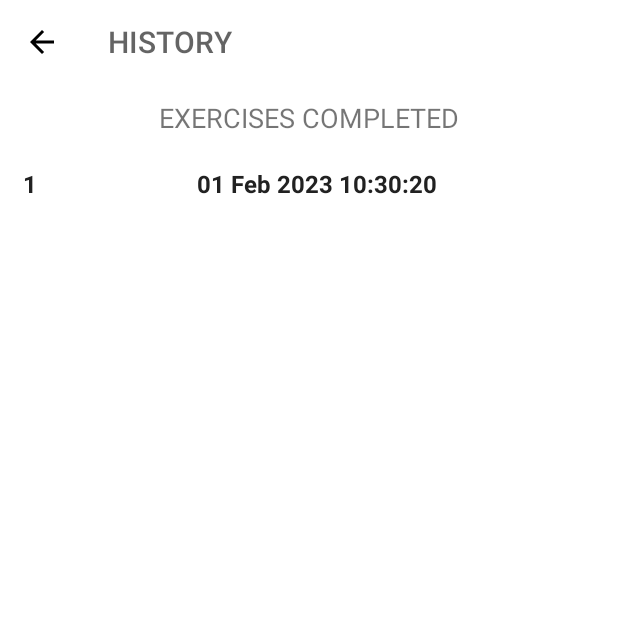
After one commit to wet-creation/WorkOutApp, an Android app: the HistoryActivity screen opened directly, with no data from a screen before it, on a phone screen of 412 x 824 dp, the top half of it. The commit adds this screen. Run offline under Robolectric (Android 15) with nearby library versions, the light colour scheme and no system bars; our stand-ins replace Room's generated code.

Commit message:
history activity finished

```diff
--- /dev/null
+++ b/app/src/main/java/com/misha/a7minutesapp/WorkOutApp.kt
@@ -0,0 +1,10 @@
+package com.misha.a7minutesapp
+
+import android.app.Application
+import com.misha.a7minutesapp.database.history.HistoryDatabase
+
+class WorkOutApp:Application() {
+    val db by lazy {
+        HistoryDatabase.getInstance(this)
+    }
+}
--- a/app/src/main/java/com/misha/a7minutesapp/activities/BmiActivity.kt
+++ b/app/src/main/java/com/misha/a7minutesapp/activities/BmiActivity.kt
@@ -24,6 +24,7 @@ class BmiActivity : AppCompatActivity() {
         setSupportActionBar(binding?.toolbarBmi)
         if (supportActionBar != null){
             supportActionBar?.setDisplayHomeAsUpEnabled(true)
+            supportActionBar?.title = "BMI CALCULATOR"
         }
         binding?.toolbarBmi?.setNavigationOnClickListener {
           onBackPressed()
--- /dev/null
+++ b/app/src/main/java/com/misha/a7minutesapp/activities/HistoryActivity.kt
@@ -0,0 +1,58 @@
+package com.misha.a7minutesapp.activities
+
+import android.os.Bundle
+import android.view.View
+import androidx.appcompat.app.AppCompatActivity
+import androidx.lifecycle.lifecycleScope
+import androidx.recyclerview.widget.LinearLayoutManager
+import androidx.recyclerview.widget.RecyclerView
+import com.misha.a7minutesapp.WorkOutApp
+import com.misha.a7minutesapp.addapter.HistoryAdapter
+import com.misha.a7minutesapp.database.history.HistoryDao
+import com.misha.a7minutesapp.databinding.ActivityHistoryBinding
+import kotlinx.coroutines.launch
+
+class HistoryActivity : AppCompatActivity() {
+    private var bind:ActivityHistoryBinding? = null
+    override fun onCreate(savedInstanceState: Bundle?) {
+        super.onCreate(savedInstanceState)
+        bind = ActivityHistoryBinding.inflate(layoutInflater)
+        setContentView(bind?.root)
+        setSupportActionBar(bind?.toolbarHistory)
+        if (supportActionBar != null){
+            supportActionBar?.setDisplayHomeAsUpEnabled(true)
+            supportActionBar?.title = "HISTORY"
+        }
+        bind?.toolbarHistory?.setNavigationOnClickListener {
+           onBackPressed()
+        }
+        val historyDao = (application as WorkOutApp).db.historyDao()
+        getAllDates(historyDao)
+
+    }
+    private fun getAllDates(dao: HistoryDao){
+        lifecycleScope.launch {
+            dao.fetchAllDates().collect{
+                if (it.isNotEmpty()) {
+                    val list = ArrayList(it)
+                    bind?.tvNoDataAvailable?.visibility = View.GONE
+                    bind?.tvHistory?.visibility = View.VISIBLE
+                    bind?.rvHistory?.visibility = View.VISIBLE
+                    bind?.rvHistory?.layoutManager = LinearLayoutManager(this@HistoryActivity,
+                        RecyclerView.VERTICAL,true)
+                    bind?.rvHistory?.adapter = HistoryAdapter(list)
+                }
+                else{
+                    bind?.tvNoDataAvailable?.visibility = View.VISIBLE
+                    bind?.tvHistory?.visibility = View.GONE
+                    bind?.rvHistory?.visibility = View.GONE
+                }
+            }
+        }
+    }
+
+    override fun onDestroy() {
+        super.onDestroy()
+        bind = null
+    }
+}
--- a/app/src/main/java/com/misha/a7minutesapp/activities/MainActivity.kt
+++ b/app/src/main/java/com/misha/a7minutesapp/activities/MainActivity.kt
@@ -22,6 +22,10 @@ class MainActivity : AppCompatActivity() {
             val intent = Intent(this, BmiActivity::class.java)
             startActivity(intent)
         }
+        binding?.flCalendar?.setOnClickListener {
+            val intent = Intent(this, HistoryActivity::class.java)
+            startActivity(intent)
+        }
     }
 
     override fun onDestroy() {
--- /dev/null
+++ b/app/src/main/java/com/misha/a7minutesapp/addapter/HistoryAdapter.kt
@@ -0,0 +1,38 @@
+package com.misha.a7minutesapp.addapter
+
+import android.annotation.SuppressLint
+import android.graphics.Color
+import android.view.LayoutInflater
+import android.view.ViewGroup
+import androidx.core.content.ContextCompat
+import androidx.recyclerview.widget.RecyclerView
+import com.misha.a7minutesapp.R
+import com.misha.a7minutesapp.database.history.HistoryEntity
+import com.misha.a7minutesapp.databinding.ItemHistoryBinding
+
+class HistoryAdapter(private val list:ArrayList<HistoryEntity>):RecyclerView.Adapter<HistoryAdapter.ViewHolder>() {
+    class ViewHolder(binding: ItemHistoryBinding):RecyclerView.ViewHolder(binding.root){
+        val layout = binding.llHistoryItemMain
+        val pos = binding.tvPosition
+        val date = binding.tvItem
+    }
+
+    override fun onCreateViewHolder(parent: ViewGroup, viewType: Int): ViewHolder {
+       return ViewHolder(ItemHistoryBinding.inflate(LayoutInflater.from(parent.context),parent,false))
+    }
+
+    @SuppressLint("SetTextI18n")
+    override fun onBindViewHolder(holder: ViewHolder, position: Int) {
+        holder.pos.text = (list.size - position).toString()
+        holder.date.text = list[position].date
+        if (position % 2 == 0)
+            holder.layout.setBackgroundColor(ContextCompat.getColor(holder.itemView.context, R.color.white))
+        else
+            holder.layout.setBackgroundColor(Color.parseColor("#EBEBEB"))
+
+    }
+
+    override fun getItemCount(): Int {
+       return list.size
+    }
+}
--- /dev/null
+++ b/app/src/main/java/com/misha/a7minutesapp/database/history/HistoryDao.kt
@@ -0,0 +1,16 @@
+package com.misha.a7minutesapp.database.history
+
+import androidx.room.Dao
+import androidx.room.Insert
+import androidx.room.Query
+import kotlinx.coroutines.flow.Flow
+
+@Dao
+interface HistoryDao {
+    @Insert
+   suspend fun insert(historyEntity: HistoryEntity)
+
+    @Query("SELECT * FROM `history-table`")
+    fun fetchAllDates():Flow<List<HistoryEntity>>
+
+}
--- /dev/null
+++ b/app/src/main/java/com/misha/a7minutesapp/database/history/HistoryEntity.kt
@@ -0,0 +1,10 @@
+package com.misha.a7minutesapp.database.history
+
+import androidx.room.Entity
+import androidx.room.PrimaryKey
+
+@Entity(tableName = "history-table")
+data class HistoryEntity(
+    @PrimaryKey
+    val date:String,
+)
--- /dev/null
+++ b/app/src/main/res/layout/activity_history.xml
@@ -0,0 +1,54 @@
+<?xml version="1.0" encoding="utf-8"?>
+<androidx.constraintlayout.widget.ConstraintLayout xmlns:android="http://schemas.android.com/apk/res/android"
+    xmlns:app="http://schemas.android.com/apk/res-auto"
+    xmlns:tools="http://schemas.android.com/tools"
+    android:layout_width="match_parent"
+    android:layout_height="match_parent"
+    tools:context=".activities.HistoryActivity">
+    <androidx.appcompat.widget.Toolbar
+        android:id="@+id/toolbarHistory"
+        android:layout_width="match_parent"
+        android:layout_height="?android:attr/actionBarSize"
+        android:background="@color/white"
+        android:theme="@style/toolbar"
+        app:layout_constraintEnd_toEndOf="parent"
+        app:layout_constraintStart_toStartOf="parent"
+        app:layout_constraintTop_toTopOf="parent"
+        app:titleTextColor="@color/primary">
+
+    </androidx.appcompat.widget.Toolbar>
+
+    <TextView
+        app:layout_constraintTop_toBottomOf="@id/toolbarHistory"
+        android:id="@+id/tvHistory"
+        android:layout_width="match_parent"
+        android:layout_height="wrap_content"
+        android:layout_margin="10dp"
+        android:gravity="center"
+        android:text="EXERCISES COMPLETED"
+        android:textSize="18sp"
+        android:visibility="gone"
+        tools:visibility="visible" />
+
+    <androidx.recyclerview.widget.RecyclerView
+        app:layout_constraintTop_toBottomOf="@id/tvHistory"
+        android:id="@+id/rvHistory"
+        android:layout_width="match_parent"
+        android:layout_height="wrap_content"
+        android:layout_marginTop="5dp"
+        android:visibility="gone"
+        tools:visibility="visible" />
+
+    <TextView
+        app:layout_constraintTop_toBottomOf="@id/toolbarHistory"
+        app:layout_constraintBottom_toBottomOf="parent"
+        android:id="@+id/tvNoDataAvailable"
+        android:layout_width="match_parent"
+        android:layout_height="wrap_content"
+        android:gravity="center"
+        android:text="NO DATA AVAILABLE"
+        android:textColor="#212121"
+        android:textSize="18sp"
+        android:visibility="visible"
+        tools:visibility="visible" />
+</androidx.constraintlayout.widget.ConstraintLayout>
--- /dev/null
+++ b/app/src/main/res/layout/item_history.xml
@@ -0,0 +1,33 @@
+<?xml version="1.0" encoding="utf-8"?>
+
+<LinearLayout xmlns:android="http://schemas.android.com/apk/res/android"
+    xmlns:tools="http://schemas.android.com/tools"
+    android:id="@+id/ll_history_item_main"
+    android:layout_width="match_parent"
+    android:layout_height="wrap_content"
+    android:background="#EBEBEB"
+    android:orientation="horizontal"
+    android:padding="15dp">
+
+    <TextView
+        android:id="@+id/tvPosition"
+        android:layout_width="wrap_content"
+        android:layout_height="wrap_content"
+        android:gravity="center"
+        android:textColor="#212121"
+        android:textSize="16sp"
+        android:textStyle="bold"
+        tools:text="1" />
+
+    <TextView
+        android:id="@+id/tvItem"
+        android:layout_width="0dp"
+        android:layout_height="wrap_content"
+        android:layout_weight="1"
+        android:gravity="center"
+        android:textColor="#212121"
+        android:textSize="16sp"
+        android:textStyle="bold"
+        tools:text="DATE" />
+</LinearLayout>
+    <!--END-->
--- a/app/src/main/res/values/strings.xml
+++ b/app/src/main/res/values/strings.xml
@@ -14,4 +14,6 @@
     <string name="metric_units">METRIC UNITS</string>
     <string name="us_units">US UNITS</string>
     <string name="weight_in_pounds">WEIGHT (in pounds)</string>
+    <string name="calendar">calendar</string>
+    <string name="history_is_empty">HISTORY IS EMPTY</string>
 </resources>
```
Also changed, not shown: app/build.gradle (+15 -5 lines), app/src/main/AndroidManifest.xml (+8 -0 lines), app/src/main/java/com/misha/a7minutesapp/activities/FinishActivity.kt (+22 -0 lines), app/src/main/java/com/misha/a7minutesapp/database/history/HistoryDatabase.kt (added, +28 -0 lines), app/src/main/res/layout/activity_main.xml (+30 -18 lines).
